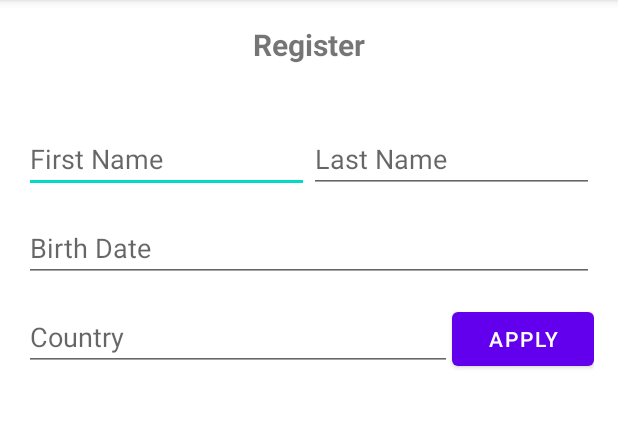
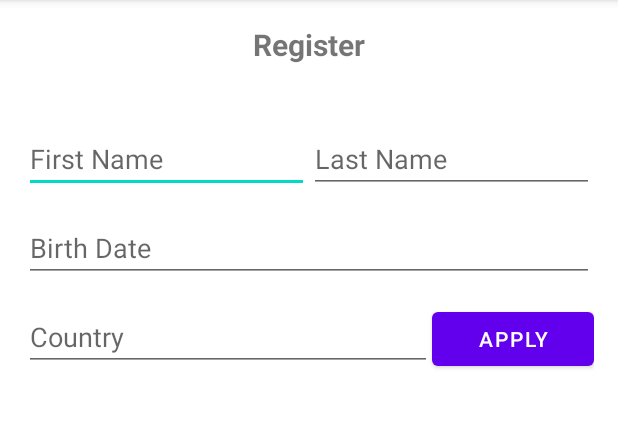
Before and after one commit to Shadow60539/android_layouts, an Android app: the screen it shows after launch (MainActivity), on a phone screen of 412 x 824 dp, the part 84-512 px from its top. Run offline under Robolectric (Android 15) with nearby library versions, the phone set to English and light mode, and no system bars.

Commit message:
add relative layout

```diff
--- a/app/src/main/java/com/example/layouts/MainActivity.kt
+++ b/app/src/main/java/com/example/layouts/MainActivity.kt
@@ -6,6 +6,6 @@ import android.os.Bundle
 class MainActivity : AppCompatActivity() {
     override fun onCreate(savedInstanceState: Bundle?) {
         super.onCreate(savedInstanceState)
-        setContentView(R.layout.layout_constraint)
+        setContentView(R.layout.layout_relative)
     }
 }
--- /dev/null
+++ b/app/src/main/res/layout/layout_relative.xml
@@ -0,0 +1,80 @@
+<?xml version="1.0" encoding="utf-8"?>
+<RelativeLayout xmlns:android="http://schemas.android.com/apk/res/android"
+    android:layout_width="match_parent"
+    android:layout_height="match_parent"
+    android:layout_margin="16dp">
+
+    <TextView
+        android:id="@+id/register"
+        android:layout_width="match_parent"
+        android:layout_height="wrap_content"
+        android:textAlignment="center"
+        android:textSize="20sp"
+        android:textStyle="bold"
+        android:layout_marginBottom="40dp"
+        android:text="@string/register"/>
+
+    <LinearLayout
+        android:id="@+id/layout_name"
+        android:layout_width="wrap_content"
+        android:layout_height="wrap_content"
+        android:layout_below="@+id/register">
+
+
+    <EditText
+        android:id="@+id/first_name"
+        android:layout_width="wrap_content"
+        android:layout_height="wrap_content"
+        android:ems="10"
+        android:autofillHints="name"
+        android:layout_weight="1"
+        android:hint="@string/first_name"
+        android:inputType="textCapWords"/>
+
+    <EditText
+        android:id="@+id/last_name"
+        android:layout_width="wrap_content"
+        android:layout_height="wrap_content"
+        android:ems="10"
+        android:autofillHints="name"
+        android:layout_weight="1"
+        android:hint="@string/last_name"
+        android:inputType="textCapWords"/>
+
+    </LinearLayout>
+
+    <EditText
+        android:id="@+id/birthday"
+        android:layout_below="@+id/layout_name"
+        android:layout_width="match_parent"
+        android:layout_height="wrap_content"
+        android:ems="10"
+        android:importantForAutofill="no"
+        android:hint="@string/birth_date"
+        android:layout_marginTop="14dp"
+        android:inputType="date"/>
+
+    <LinearLayout
+        android:layout_width="match_parent"
+        android:layout_height="wrap_content"
+        android:orientation="horizontal"
+        android:layout_marginTop="14dp"
+        android:layout_below="@+id/birthday">
+
+        <EditText
+            android:id="@+id/country"
+            android:layout_width="wrap_content"
+            android:layout_height="wrap_content"
+            android:ems="10"
+            android:importantForAutofill="no"
+            android:hint="@string/country"
+            android:layout_weight="3"
+            android:inputType="textCapWords"/>
+        <Button
+            android:layout_width="wrap_content"
+            android:layout_height="wrap_content"
+            android:layout_weight="1"
+            android:text="@string/apply"/>
+
+    </LinearLayout>
+</RelativeLayout>
```
